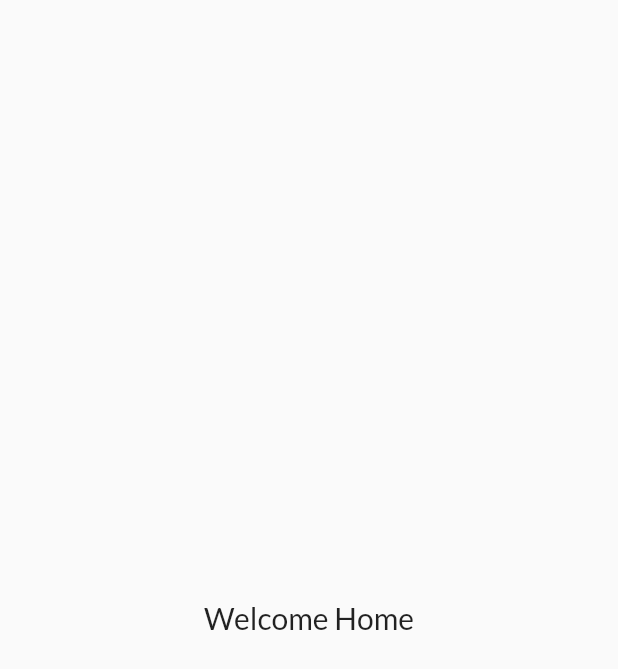
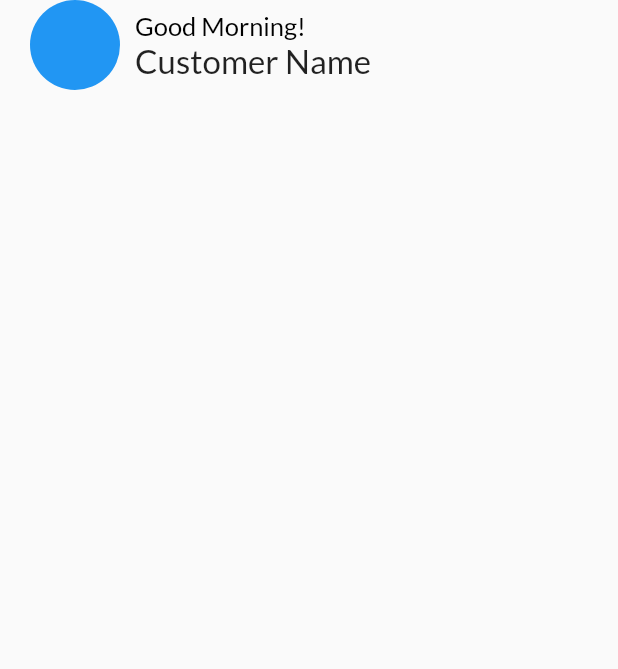
Before and after one commit to ripon1995/tree_plantation_mob, a Flutter app: the HomeView screen opened by its route, on a phone screen of 412 x 824 dp. Shown: the top 669 px of the screen. Run offline on Flutter 3.47's test engine with Material 2 defaults, Android fonts, the phone set to English and light mode, and no system bars; our stand-ins replace dio, flutter_svg, get, google_fonts, logger, shared_preferences; accounts and stored records are empty; project files that could hold a hidden picture were left out.

Commit message:
task : 2-home
what ?
ui implementation

how ?
1. user profile part done on home page

```diff
--- a/lib/app/modules/home/views/home_view.dart
+++ b/lib/app/modules/home/views/home_view.dart
@@ -1,17 +1,17 @@
 import 'package:flutter/material.dart';
 import 'package:get/get.dart';
 import 'package:tree_plantation_mobile/app/modules/home/controllers/home_controller.dart';
-
+import 'package:tree_plantation_mobile/app/modules/home/widgets/profile_info.dart';
 
 class HomeView extends GetView<HomeController> {
   @override
   Widget build(BuildContext context) {
     return Scaffold(
-
-      body: Center(
-        child: Text(
-          'Welcome Home',
-          style: TextStyle(fontSize: 20),
+      body: SafeArea(
+        child: Column(
+          children: [
+            profileInfo(),
+          ],
         ),
       ),
     );
--- /dev/null
+++ b/lib/app/modules/home/widgets/profile_info.dart
@@ -0,0 +1,35 @@
+import 'package:flutter/material.dart';
+import 'package:google_fonts/google_fonts.dart';
+
+Widget profileInfo() {
+  return Container(
+    margin: EdgeInsets.only(left: 20, right: 20),
+    child: Row(
+      children: [
+        InkWell(
+            child: CircleAvatar(backgroundColor: Colors.blue, radius: 30),
+            onTap: () {
+              print("Tapped");
+            }),
+        Container(
+          margin: EdgeInsets.only(left: 10),
+          child: Column(
+            crossAxisAlignment: CrossAxisAlignment.start,
+            mainAxisAlignment: MainAxisAlignment.spaceBetween,
+            children: [
+              Text("Good Morning!",
+                  style: GoogleFonts.lato(
+                    fontSize: 17,
+                    color: Colors.black,
+                  )),
+              Text(
+                "Customer Name",
+                style: GoogleFonts.lato(fontSize: 22),
+              )
+            ],
+          ),
+        )
+      ],
+    ),
+  );
+}
```
